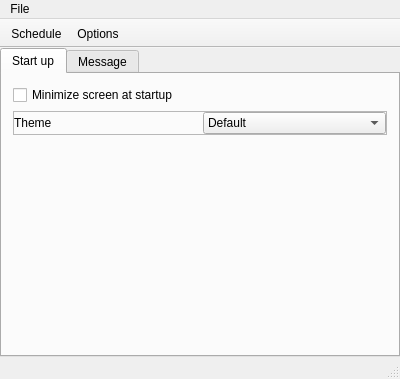
This is src/AutoBatchScheduler/mainscheduler.ui in karakirimu/AutoBatchTools as Qt 5 draws it before an edit. The edited form follows.
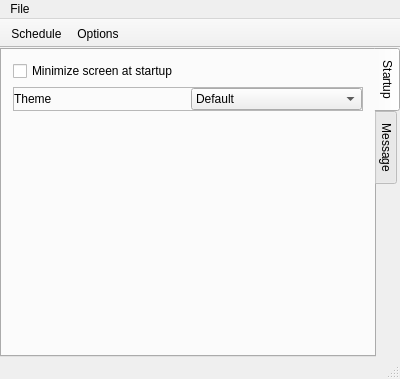
This is the edited form. The open tabs and pages were chosen to show the change. Icons and pictures are not drawn. Custom widgets are drawn as their Qt base class.

The edit to the form file:
```diff
--- a/src/AutoBatchScheduler/mainscheduler.ui
+++ b/src/AutoBatchScheduler/mainscheduler.ui
@@ -77,12 +77,15 @@
         </property>
         <item>
          <widget class="QTabWidget" name="tabWidget">
+          <property name="tabPosition">
+           <enum>QTabWidget::East</enum>
+          </property>
           <property name="currentIndex">
            <number>0</number>
           </property>
           <widget class="QWidget" name="service">
            <attribute name="title">
-            <string>Start up</string>
+            <string>Startup</string>
            </attribute>
            <layout class="QVBoxLayout" name="verticalLayout_3">
             <item>
```
Left out of the diff: 9 changed lines with no effect on the pictures.
